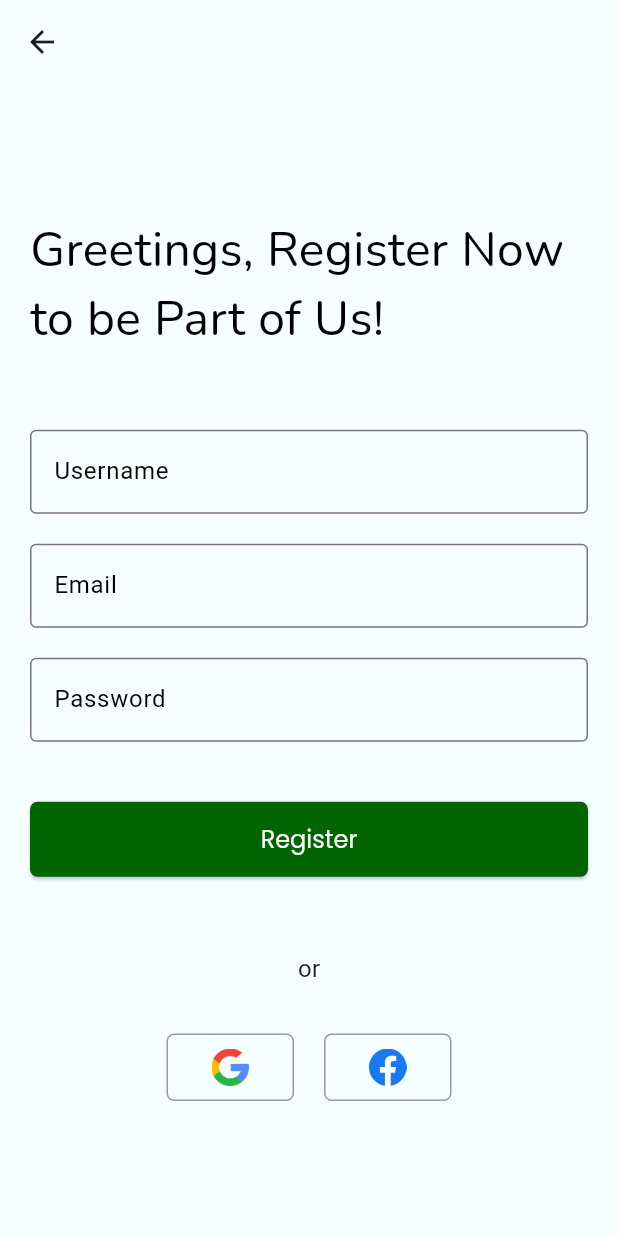
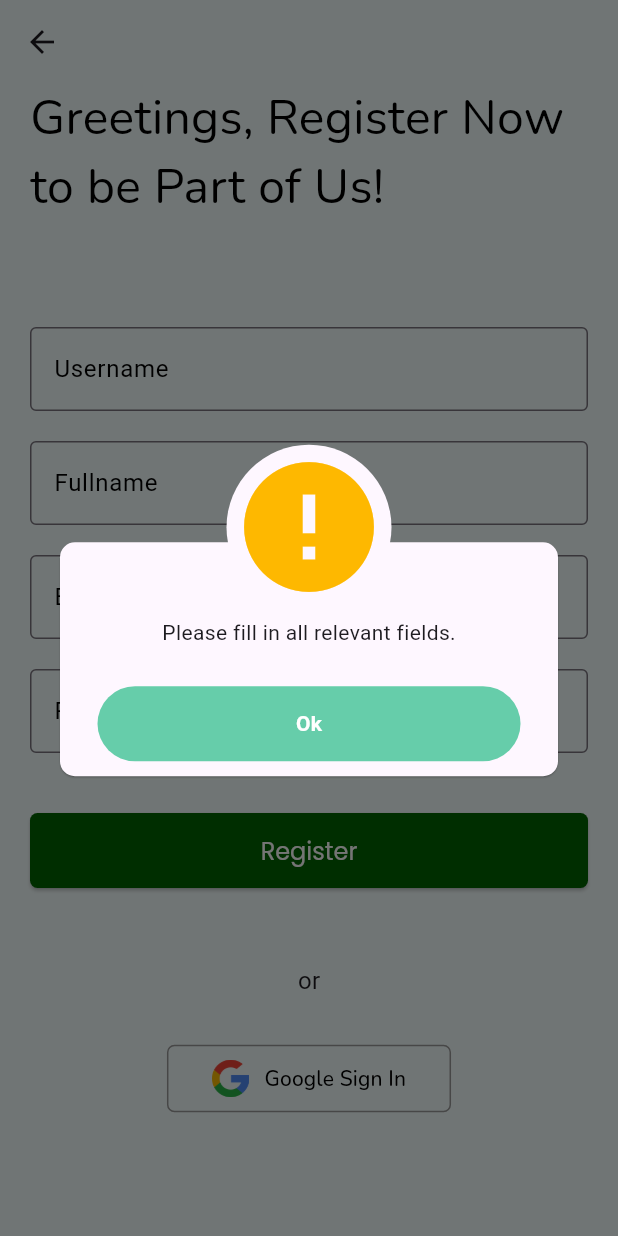
Before and after one commit to wong-hj/Impactify, a Flutter app: the SignUp screen opened by its route, after a tap on "Register", on a phone screen of 412 x 824 dp. Run offline on Flutter 3.47's test engine with Material 3 defaults, Android fonts, the phone set to English and light mode, and no system bars; our stand-ins replace awesome_dialog, cloud_firestore, curved_navigation_bar, dropdown_button2, firebase_auth, firebase_core and 7 more; accounts and stored records are empty; network calls fail.

Commit message:
Done auth

```diff
--- /dev/null
+++ b/impactify_app/lib/constants/placeholderURL.dart
@@ -0,0 +1 @@
+const userPlaceholder = 'https://www.gravatar.com/avatar/00000000000000000000000000000000?d=mp&f=y';
--- a/impactify_app/lib/providers/auth_provider.dart
+++ b/impactify_app/lib/providers/auth_provider.dart
@@ -24,6 +24,12 @@ class AuthProvider with ChangeNotifier {
     _setLoadingState(false);
   }
 
+  Future<void> signUpWithEmail(String email, String password, String fullname, String username) async {
+    _setLoadingState(true);
+    _user = await _authRepository.signUpWithEmail(email, password, fullname, username);
+    _setLoadingState(false);
+  }
+
   // Sign out and notify listeners
   Future<void> signOut() async {
     await _authRepository.logout();
--- a/impactify_app/lib/screens/user/signup.dart
+++ b/impactify_app/lib/screens/user/signup.dart
@@ -1,33 +1,40 @@
+import 'package:awesome_dialog/awesome_dialog.dart';
 import 'package:flutter/material.dart';
+import 'package:flutter_spinkit/flutter_spinkit.dart';
 import 'package:google_fonts/google_fonts.dart';
+import 'package:impactify_app/providers/auth_provider.dart';
 import 'package:impactify_app/theming/custom_themes.dart';
 import 'package:impactify_app/widgets/custom_buttons.dart';
 import 'package:impactify_app/widgets/custom_text.dart';
+import 'package:provider/provider.dart';
 
 class SignUp extends StatelessWidget {
-  final TextEditingController _controller = TextEditingController();
-  final TextEditingController _passController = TextEditingController();
+  final TextEditingController _emailController = TextEditingController();
+  final TextEditingController _passwordController = TextEditingController();
   final TextEditingController _usernameController = TextEditingController();
+  final TextEditingController _fullnameController = TextEditingController();
 
   SignUp({super.key});
 
   @override
   Widget build(BuildContext context) {
+    final authProvider = Provider.of<AuthProvider>(context);
+
     return Scaffold(
       appBar: AppBar(
         backgroundColor: AppColors.background,
       ),
       resizeToAvoidBottomInset: false,
       body: SafeArea(
-        child: Center(
-          child: Padding(
+        child: Stack(
+          children: [
+            Padding(
               padding: const EdgeInsets.only(left: 20.0, right: 20.0),
               child: Column(
-              mainAxisAlignment: MainAxisAlignment.center,
                 children: [
                   Text("Greetings, Register Now to be Part of Us!",
                       style: AppTextStyles.authHead),
-                const SizedBox(height: 50),
+                  const SizedBox(height: 70),
                   CustomTextField(
                     controller: _usernameController,
                     placeholderText: 'Username',
@@ -38,7 +45,16 @@ class SignUp extends StatelessWidget {
                   ),
                   const SizedBox(height: 20),
                   CustomTextField(
-                  controller: _controller,
+                    controller: _fullnameController,
+                    placeholderText: 'Fullname',
+                    keyboardType: TextInputType.text,
+                    onChanged: (value) {
+                      // Handle text field changes
+                    },
+                  ),
+                  const SizedBox(height: 20),
+                  CustomTextField(
+                    controller: _emailController,
                     placeholderText: 'Email',
                     keyboardType: TextInputType.emailAddress,
                     onChanged: (value) {
@@ -47,7 +63,7 @@ class SignUp extends StatelessWidget {
                   ),
                   const SizedBox(height: 20),
                   CustomTextField(
-                  controller: _passController,
+                    controller: _passwordController,
                     placeholderText: 'Password',
                     keyboardType: TextInputType.visiblePassword,
                     obscureText: true,
@@ -56,7 +72,51 @@ class SignUp extends StatelessWidget {
                     },
                   ),
                   const SizedBox(height: 40),
-                CustomPrimaryButton(onPressed: () {}, text: "Register"),
+                  CustomPrimaryButton(
+                      onPressed: () async {
+                        final username = _usernameController.text.trim();
+                        final fullname = _fullnameController.text.trim();
+                        final email = _emailController.text.trim();
+                        final password = _passwordController.text.trim();
+
+                        if (username.isNotEmpty &&
+                            fullname.isNotEmpty &&
+                            email.isNotEmpty &&
+                            password.isNotEmpty) {
+                          await authProvider.signUpWithEmail(email, password, fullname, username);
+                          if (authProvider.user != null) {
+                            Navigator.pushReplacementNamed(
+                                context, '/homeScreen');
+                          } else {
+                            ScaffoldMessenger.of(context).showSnackBar(
+                              SnackBar(
+                                backgroundColor: Colors.red,
+                                content: Text(
+                                  'Something Went Wrong Please Try Again.',
+                                  style:
+                                      GoogleFonts.poppins(color: Colors.white),
+                                ),
+                                showCloseIcon: true,
+                              ),
+                            );
+                          }
+                        } else {
+                          AwesomeDialog(
+                            context: context,
+                            animType: AnimType.scale,
+                            dialogType: DialogType.warning,
+                            body: Center(
+                              child: Text(
+                                'Please fill in all relevant fields.',
+                                style: TextStyle(),
+                              ),
+                            ),
+                            btnOkOnPress: () {},
+                            btnOkColor: AppColors.secondary,
+                          )..show();
+                        }
+                      },
+                      text: "Register"),
                   const SizedBox(height: 50),
                   const Text("or", style: TextStyle(fontSize: 16)),
                   const SizedBox(height: 30),
@@ -64,15 +124,38 @@ class SignUp extends StatelessWidget {
                     mainAxisAlignment: MainAxisAlignment.center,
                     children: [
                       CustomIconButton(
-                        onPressed: () {}, imagePath: "assets/google.png"),
-                    const SizedBox(width: 20),
-                    CustomIconButton(
-                        onPressed: () {}, imagePath: "assets/facebook.png"),
+                          text: "Google Sign In",
+                          onPressed: () async {
+                            await authProvider.signInWithGoogle();
+                            if (authProvider.user != null) {
+                              Navigator.pushReplacementNamed(
+                                  context, '/homeScreen');
+                            }
+                          },
+                          imagePath: "assets/google.png"),
                     ],
                   ),
                 ],
               ),
             ),
+            if (authProvider.isLoading)
+              Container(
+                color: AppColors.background,
+                child: Column(
+                  mainAxisAlignment: MainAxisAlignment.center,
+                  children: [
+                    SpinKitWanderingCubes(
+                      color: AppColors.primary,
+                      size: 70.0,
+                    ),
+                    SizedBox(height: 10),
+                    Text("Registering...",
+                        style: GoogleFonts.nunito(
+                            color: AppColors.primary, fontSize: 20))
+                  ],
+                ),
+              )
+          ],
         ),
       ),
     );
--- a/impactify_app/lib/widgets/custom_buttons.dart
+++ b/impactify_app/lib/widgets/custom_buttons.dart
@@ -34,11 +34,15 @@ class CustomPrimaryButton extends StatelessWidget {
 class CustomIconButton extends StatelessWidget {
   final VoidCallback onPressed;
   final String imagePath;
+  final String text;
+
 
   const CustomIconButton({
     super.key,
     required this.onPressed,
     required this.imagePath,
+    required this.text,
+
   });
 
   @override
@@ -52,10 +56,15 @@ class CustomIconButton extends StatelessWidget {
         side: const BorderSide(color: AppColors.placeholder)
       ),
       onPressed: onPressed,
-      child: Image.asset(
-        imagePath,
-        width: 25.0,
-        height: 25.0,
+      child: Row(
+        children: [
+          Image.asset(
+            imagePath,
+            height: 25.0,
+          ),
+          SizedBox(width: 10),
+          Text(text, style: GoogleFonts.nunito(color: Colors.black))
+        ],
       ),
     );
   }
--- a/impactify_app/pubspec.yaml
+++ b/impactify_app/pubspec.yaml
@@ -51,6 +51,8 @@ dependencies:
   table_calendar: ^3.1.2
   provider: ^6.1.2
   google_sign_in: ^6.2.1
+  flutter_spinkit: ^5.2.1
+  awesome_dialog: ^3.2.1
 
 dev_dependencies:
   flutter_test:
```
Also changed, not shown: impactify_app/lib/repositories/auth_repository.dart (+30 -1 lines), impactify_app/lib/screens/user/login.dart (+44 -18 lines), impactify_app/lib/providers/user_provider.dart (added), impactify_app/lib/repositories/user_repository.dart (added), impactify_app/pubspec.lock, 6 other files. Lines whose indentation alone changed are shown as unchanged.
